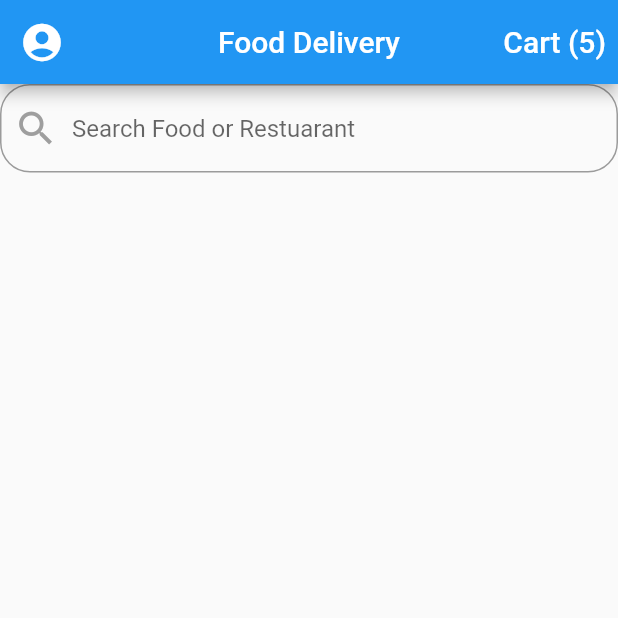
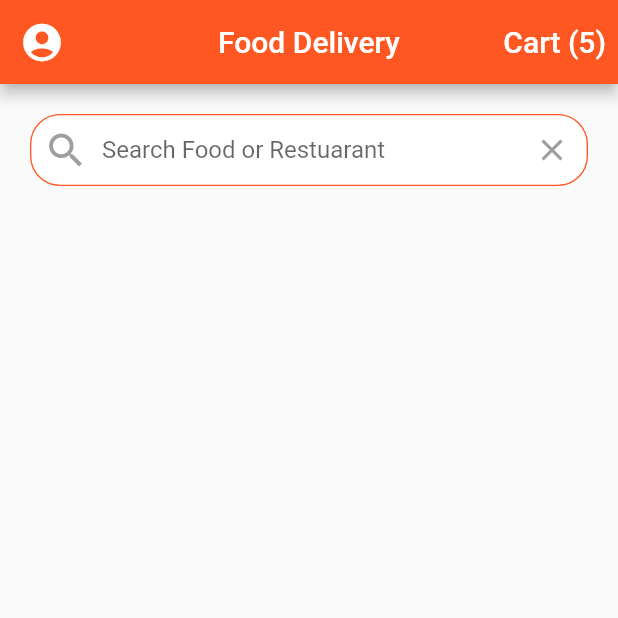
Before and after one commit to mutua-mutinda/food-delivery-ui, a Flutter app: the screen it shows after launch, on a phone screen of 412 x 824 dp, the top half of it. Run offline on Flutter 3.47's test engine with Material 2 defaults, Android fonts, the phone set to English and light mode, and no system bars.

Commit message:
finished up appbar and search txtfield

```diff
--- a/lib/main.dart
+++ b/lib/main.dart
@@ -16,6 +16,7 @@ class MyApp extends StatelessWidget {
       title: 'Food Delivery',
       theme: ThemeData(
         scaffoldBackgroundColor: Colors.grey[50],
+        primaryColor: Colors.deepOrange,
         colorScheme: ColorScheme.fromSwatch(
           primarySwatch: Colors.deepOrange,
         ).copyWith(
--- a/lib/screens/home_screen.dart
+++ b/lib/screens/home_screen.dart
@@ -30,18 +30,33 @@ class _HomeScreenState extends State<HomeScreen> {
       ),
       body: ListView(
         children: <Widget>[
-          TextField(
+          Padding(
+            padding: EdgeInsets.all(20),
+            child: TextField(
                 decoration: InputDecoration(
+              contentPadding: EdgeInsets.symmetric(vertical: 10.0),
+              fillColor: Colors.white,
+              filled: true,
               border: OutlineInputBorder(
                   borderRadius: BorderRadius.all(Radius.circular(20)),
                   borderSide: BorderSide(width: .9)),
+              enabledBorder: OutlineInputBorder(
+                borderRadius: BorderRadius.all(Radius.circular(20)),
+                borderSide: BorderSide(
+                    width: .9, color: Theme.of(context).primaryColor),
+              ),
               hintText: "Search Food or Restuarant",
               prefixIcon: Icon(
                 Icons.search,
                 color: Colors.grey,
                 size: 30.0,
               ),
+              suffixIcon: IconButton(
+                  onPressed: () {},
+                  color: Colors.grey,
+                  icon: Icon(Icons.clear)),
             )),
+          )
         ],
       ),
     );
--- /dev/null
+++ b/lib/widgets/recent_orders.dart
@@ -0,0 +1,10 @@
+import 'package:flutter/material.dart';
+
+class RecentOrders extends StatelessWidget {
+  const RecentOrders({Key? key}) : super(key: key);
+
+  @override
+  Widget build(BuildContext context) {
+    return Container();
+  }
+}
```
Lines whose indentation alone changed are shown as unchanged.
